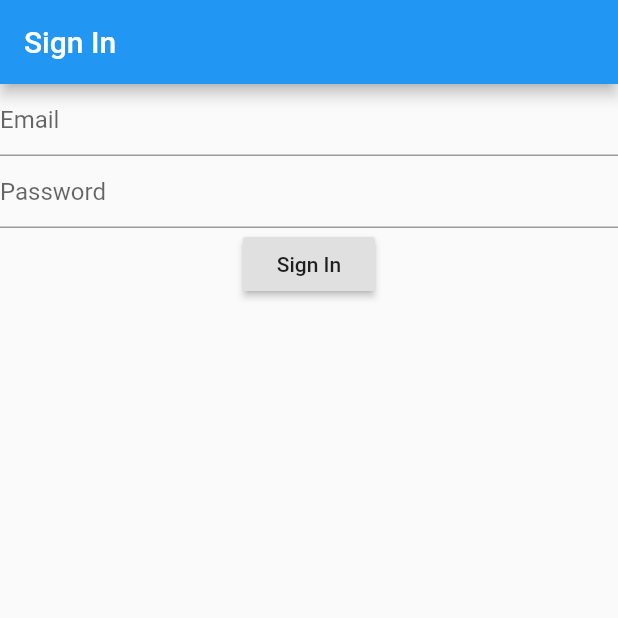
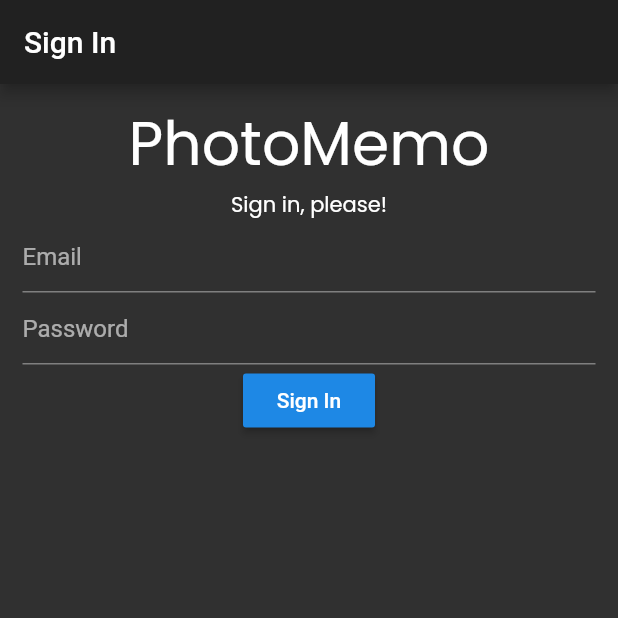
Before and after one commit to LoganAnde/cmsc4303-MobileApps, a Flutter app: the screen it shows after launch, on a phone screen of 412 x 824 dp, the top half of it. Run offline on Flutter 3.47's test engine with Material 2 defaults, Android fonts, the phone set to English and light mode, and no system bars; our stand-ins replace cloud_firestore, firebase_auth, firebase_core, firebase_storage, image_picker; missing offline and left inert: firebase_ml_vision; accounts and stored records are empty.

Commit message:
Add Poppins font

```diff
--- a/lib/main.dart
+++ b/lib/main.dart
@@ -18,6 +18,7 @@ class PhotoMemoApp extends StatelessWidget {
   Widget build(BuildContext context) {
     return MaterialApp(
       debugShowCheckedModeBanner: Constant.DEV,
+      theme: ThemeData(brightness: Brightness.dark),
       initialRoute: SignInScreen.routeName,
       routes: {
         SignInScreen.routeName: (context) => SignInScreen(),
--- a/lib/screen/signin_screen.dart
+++ b/lib/screen/signin_screen.dart
@@ -32,11 +32,23 @@ class _SignInState extends State<SignInScreen> {
       appBar: AppBar(
         title: Text('Sign In'),
       ),
-      body: Form(
+      body: Padding(
+        padding: const EdgeInsets.only(top: 10.0, left: 15.0, right: 15.0),
+        child: Form(
           key: formKey,
           child: SingleChildScrollView(
             child: Column(
               children: [
+                Center(
+                  child: Text(
+                    'PhotoMemo',
+                    style: TextStyle(fontFamily: 'Poppins', fontSize: 40.0),
+                  ),
+                ),
+                Text(
+                  'Sign in, please!',
+                  style: TextStyle(fontFamily: 'Poppins'),
+                ),
                 TextFormField(
                   decoration: InputDecoration(
                     hintText: 'Email',
@@ -62,6 +74,7 @@ class _SignInState extends State<SignInScreen> {
                       style: Theme.of(context).textTheme.button,
                     ))
               ],
+            ),
           ),
         ),
       ),
```
Also changed, not shown: pubspec.yaml (+4 -6 lines), fonts/Poppins-Regular.ttf (added). Lines whose indentation alone changed are shown as unchanged.
